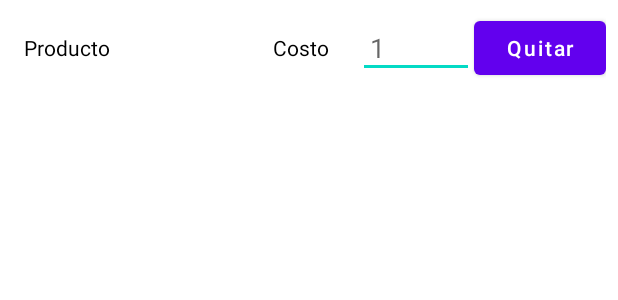
After one commit to MaxMayoris/estacion-dulce-android, an Android app: the layout item_added_product_recipe_edit.xml on its own in the app's theme, with its tools: preview values and no code run, on a phone screen of 412 x 824 dp. The commit adds this screen. Shown: the top 300 px of the screen. Run offline under Robolectric (Android 15) with nearby library versions, the phone set to English and light mode, and no system bars.

Commit message:
Added products in each section for a recipe

```diff
--- a/app/src/main/java/com/estaciondulce/app/models/RecipeProduct.kt
+++ b/app/src/main/java/com/estaciondulce/app/models/RecipeProduct.kt
@@ -6,5 +6,5 @@ import kotlinx.parcelize.Parcelize
 @Parcelize
 data class RecipeProduct(
     val productId: String = "",
-    val quantity: Double = 0.0
+    var quantity: Double = 0.0
 ) : Parcelable
--- /dev/null
+++ b/app/src/main/res/layout/item_added_product_recipe_edit.xml
@@ -0,0 +1,53 @@
+<LinearLayout xmlns:android="http://schemas.android.com/apk/res/android"
+    android:layout_width="match_parent"
+    android:layout_height="wrap_content"
+    android:orientation="horizontal"
+    android:padding="8dp"
+    android:gravity="center_vertical">
+
+    <!-- Product Name -->
+    <TextView
+        android:id="@+id/addedProductName"
+        android:layout_width="0dp"
+        android:layout_height="wrap_content"
+        android:layout_weight="2"
+        android:text="Producto"
+        android:ellipsize="end"
+        android:maxLines="1"
+        android:padding="8dp"
+        android:textSize="14sp"
+        android:textColor="@android:color/black" />
+
+    <!-- Product Cost -->
+    <TextView
+        android:id="@+id/addedProductCost"
+        android:layout_width="0dp"
+        android:layout_height="wrap_content"
+        android:layout_weight="1"
+        android:text="Costo"
+        android:ellipsize="end"
+        android:maxLines="1"
+        android:padding="8dp"
+        android:textSize="14sp"
+        android:textColor="@android:color/black"
+        android:gravity="center" />
+
+    <!-- Quantity Input -->
+    <EditText
+        android:id="@+id/productQuantity"
+        android:layout_width="0dp"
+        android:layout_height="wrap_content"
+        android:layout_weight="1"
+        android:hint="1"
+        android:inputType="numberDecimal"
+        android:padding="8dp" />
+
+    <!-- Remove Button -->
+    <Button
+        android:id="@+id/removeProductButton"
+        android:layout_width="wrap_content"
+        android:layout_height="wrap_content"
+        android:text="Quitar"
+        android:textAllCaps="false"
+        android:padding="8dp" />
+</LinearLayout>
--- a/app/src/main/res/layout/item_section.xml
+++ b/app/src/main/res/layout/item_section_recipe_edit.xml
@@ -37,12 +37,6 @@
         android:orientation="horizontal"
         android:paddingVertical="8dp">
 
-        <ImageView
-            android:layout_width="24dp"
-            android:layout_height="24dp"
-            android:src="@drawable/ic_search"
-            android:contentDescription="Buscar" />
-
         <EditText
             android:id="@+id/productSearchBar"
             android:layout_width="0dp"
```
Also changed, not shown: app/src/main/java/com/estaciondulce/app/RecipeEditActivity.kt (+113 -105 lines), app/src/main/res/layout/activity_recipe_edit.xml (+5 -2 lines), app/src/main/res/layout/item_added_product.xml (deleted, +0 -32 lines).
